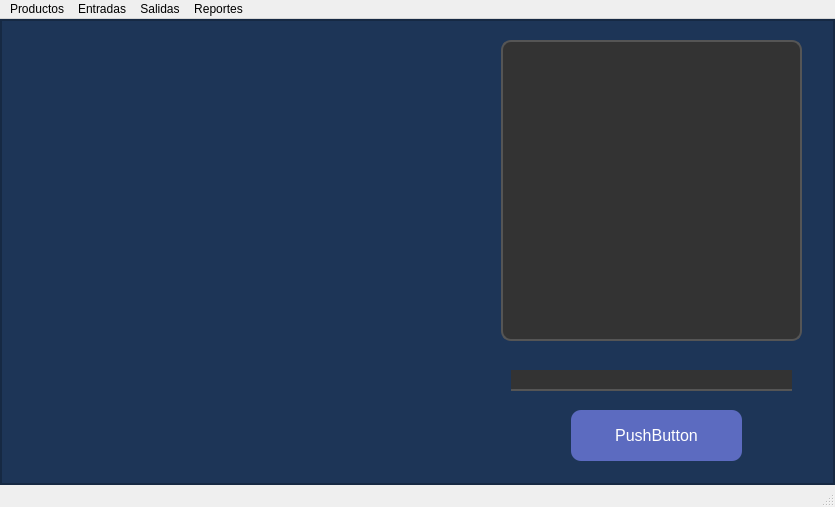
Above: ui_files/MainWindow.ui from velardejp/Planta2 before the change. Below: the same form after it.
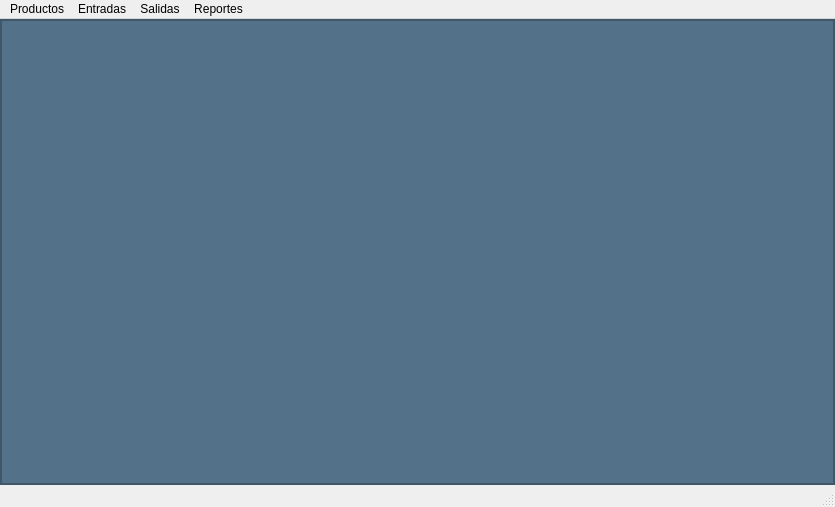
That is the form after the change.

What changed in the file:
```diff
--- a/ui_files/MainWindow.ui
+++ b/ui_files/MainWindow.ui
@@ -33,7 +33,7 @@
     <item>
      <widget class="QFrame" name="background_frame">
       <property name="styleSheet">
-       <string notr="true">background-color: rgb(29, 53, 87);</string>
+       <string notr="true">background-color: #537188;</string>
       </property>
       <property name="frameShape">
        <enum>QFrame::StyledPanel</enum>
@@ -65,75 +65,6 @@
          <property name="frameShadow">
           <enum>QFrame::Raised</enum>
          </property>
-         <widget class="QPlainTextEdit" name="chathistory">
-          <property name="geometry">
-           <rect>
-            <x>500</x>
-            <y>20</y>
-            <width>301</width>
-            <height>301</height>
-           </rect>
-          </property>
-          <property name="styleSheet">
-           <string notr="true">QPlainTextEdit {
-        background-color: #333;
-        color: #fff;
-        border: 2px solid #555;
-        border-radius: 10px;
-        font-size: 16px;
-    }</string>
-          </property>
-         </widget>
-         <widget class="QLineEdit" name="userinput">
-          <property name="geometry">
-           <rect>
-            <x>510</x>
-            <y>350</y>
-            <width>281</width>
-            <height>21</height>
-           </rect>
-          </property>
-          <property name="styleSheet">
-           <string notr="true">QLineEdit {
-        background-color: #333;
-        color: #fff;
-        border: none;
-        border-bottom: 2px solid #555;
-        font-size: 16px;
-    }</string>
-          </property>
-         </widget>
-         <widget class="QPushButton" name="chatbutton">
-          <property name="geometry">
-           <rect>
-            <x>570</x>
-            <y>390</y>
-            <width>171</width>
-            <height>51</height>
-           </rect>
-          </property>
-          <property name="styleSheet">
-           <string notr="true">QPushButton {
-        background-color: #5c6bc0;
-        color: #fff;
-        border: none;
-        border-radius: 10px;
-        padding: 5px 10px;
-        font-size: 16px;
-    }
-
-    QPushButton:hover {
-        background-color: #7986cb;
-    }
-
-    QPushButton:pressed {
-        background-color: #3f51b5;
-    }</string>
-          </property>
-          <property name="text">
-           <string>PushButton</string>
-          </property>
-         </widget>
         </widget>
        </item>
       </layout>
```
Left out of the diff: 14 changed lines with no effect on the pictures.
